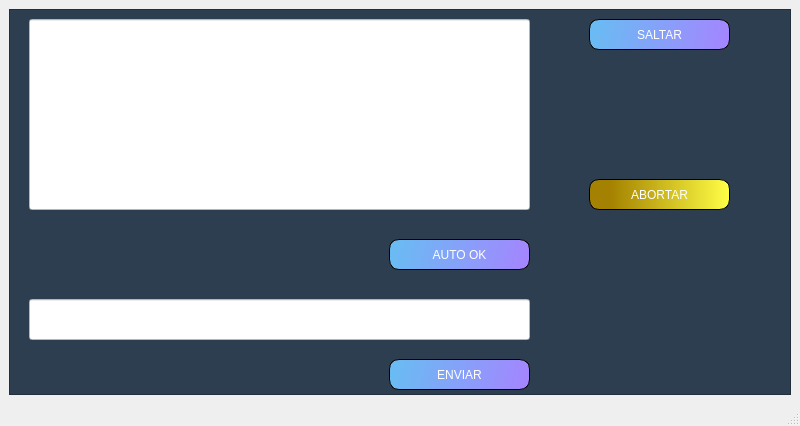
First picture: the form in GUI/IngresoManual.ui, repository JuanCruzEmmanuel/TestFrame, before the edit.
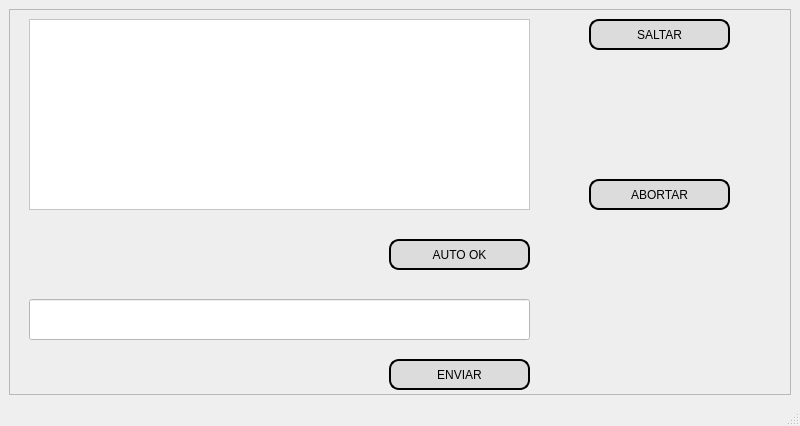
Second picture: the form after the edit.

Commit message: Se modifican esteticamente los popup de ingreso manual

What changed in the file:
```diff
--- a/GUI/IngresoManual.ui
+++ b/GUI/IngresoManual.ui
@@ -42,7 +42,7 @@
     <item>
      <widget class="QFrame" name="Contenedor">
       <property name="styleSheet">
-       <string notr="true">background-color: rgb(44, 62, 80);</string>
+       <string notr="true">background-color: rgb(238, 238, 238);</string>
       </property>
       <property name="frameShape">
        <enum>QFrame::StyledPanel</enum>
@@ -50,30 +50,6 @@
       <property name="frameShadow">
        <enum>QFrame::Raised</enum>
       </property>
-      <widget class="QLineEdit" name="InfoPaso">
-       <property name="geometry">
-        <rect>
-         <x>20</x>
-         <y>10</y>
-         <width>501</width>
-         <height>191</height>
-        </rect>
-       </property>
-       <property name="layoutDirection">
-        <enum>Qt::LeftToRight</enum>
-       </property>
-       <property name="styleSheet">
-        <string notr="true">background-color: rgb(255, 255, 255);
-font: 87 11pt &quot;Arial&quot;;
-color: rgb(0, 0, 0);</string>
-       </property>
-       <property name="text">
-        <string/>
-       </property>
-       <property name="alignment">
-        <set>Qt::AlignLeading|Qt::AlignLeft|Qt::AlignTop</set>
-       </property>
-      </widget>
       <widget class="QPushButton" name="AutoOk">
        <property name="geometry">
         <rect>
@@ -85,12 +61,11 @@
        </property>
        <property name="styleSheet">
         <string notr="true">
-background-color: qlineargradient(spread:pad, x1:0.034, y1:0.431818, x2:1, y2:0.477273, stop:0 rgba(106, 187, 243, 255), stop:1 rgba(164, 133, 255, 255));
+background-color: rgb(220, 220, 220);
+font: 75 13pt &quot;MS Shell Dlg 2&quot;;
+color: rgb(0, 0, 0);
 
-font: 75 11pt &quot;MS Shell Dlg 2&quot;;
-color: rgb(255, 255, 255);
-
-border : 1px solid black;   
+border : 2px solid black;   
 border-radius : 10px;</string>
        </property>
        <property name="text">
@@ -123,12 +98,11 @@
        </property>
        <property name="styleSheet">
         <string notr="true">
-background-color: qlineargradient(spread:pad, x1:0.034, y1:0.431818, x2:1, y2:0.477273, stop:0 rgba(106, 187, 243, 255), stop:1 rgba(164, 133, 255, 255));
+background-color: rgb(220, 220, 220);
+font: 75 13pt &quot;MS Shell Dlg 2&quot;;
+color: rgb(0, 0, 0);
 
-font: 75 11pt &quot;MS Shell Dlg 2&quot;;
-color: rgb(255, 255, 255);
-
-border : 1px solid black;   
+border : 2px solid black;   
 border-radius : 10px;</string>
        </property>
        <property name="text">
@@ -146,12 +120,11 @@
        </property>
        <property name="styleSheet">
         <string notr="true">
-background-color: qlineargradient(spread:pad, x1:0.034, y1:0.431818, x2:1, y2:0.477273, stop:0 rgba(106, 187, 243, 255), stop:1 rgba(164, 133, 255, 255));
+background-color: rgb(220, 220, 220);
+font: 75 13pt &quot;MS Shell Dlg 2&quot;;
+color: rgb(0, 0, 0);
 
-font: 75 11pt &quot;MS Shell Dlg 2&quot;;
-color: rgb(255, 255, 255);
-
-border : 1px solid black;   
+border : 2px solid black;   
 border-radius : 10px;</string>
        </property>
        <property name="text">
@@ -168,18 +141,33 @@
         </rect>
        </property>
        <property name="styleSheet">
-        <string notr="true">background-color: qlineargradient(spread:pad, x1:0, y1:0, x2:1, y2:0, stop:0.142045 rgba(164, 129, 0, 255), stop:1 rgba(255, 255, 70, 255));
+        <string notr="true">
+background-color: rgb(220, 220, 220);
+font: 75 13pt &quot;MS Shell Dlg 2&quot;;
+color: rgb(0, 0, 0);
 
-font: 87 11pt &quot;Arial&quot;;
-color: rgb(255, 255, 255);
-
-border : 1px solid black;   
+border : 2px solid black;   
 border-radius : 10px;</string>
        </property>
        <property name="text">
         <string>ABORTAR</string>
        </property>
       </widget>
+      <widget class="QTextEdit" name="InfoPaso">
+       <property name="geometry">
+        <rect>
+         <x>20</x>
+         <y>10</y>
+         <width>501</width>
+         <height>191</height>
+        </rect>
+       </property>
+       <property name="styleSheet">
+        <string notr="true">background-color: rgb(255, 255, 255);
+font: 87 11pt &quot;Arial&quot;;
+color: rgb(0, 0, 0);</string>
+       </property>
+      </widget>
      </widget>
     </item>
    </layout>
```
The commit also changes 1 other file.
